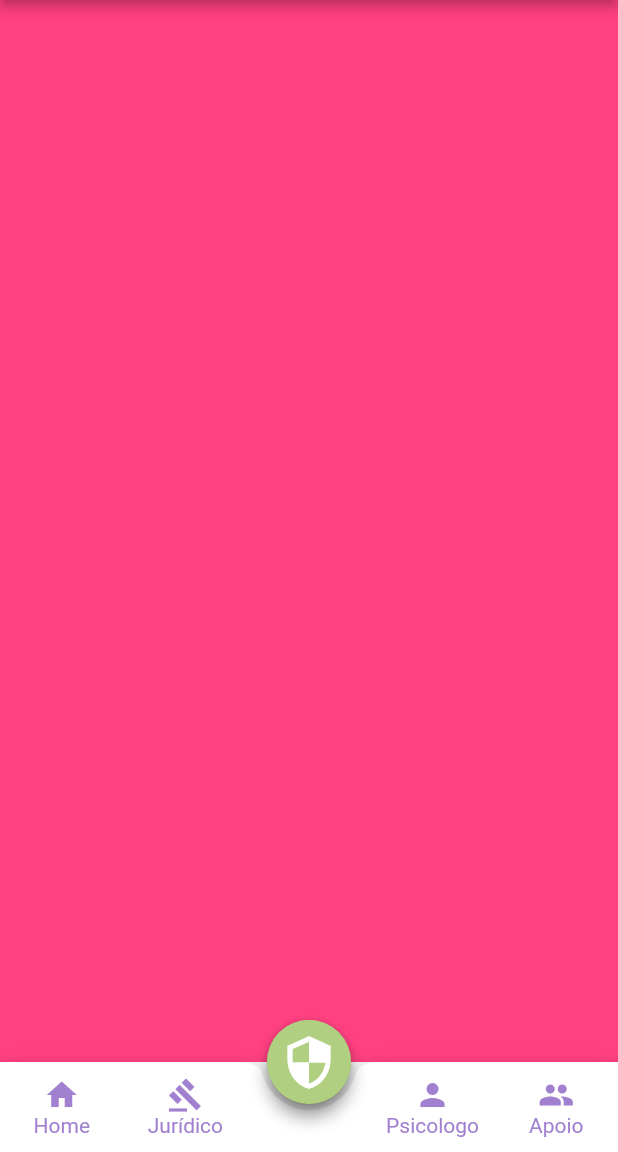
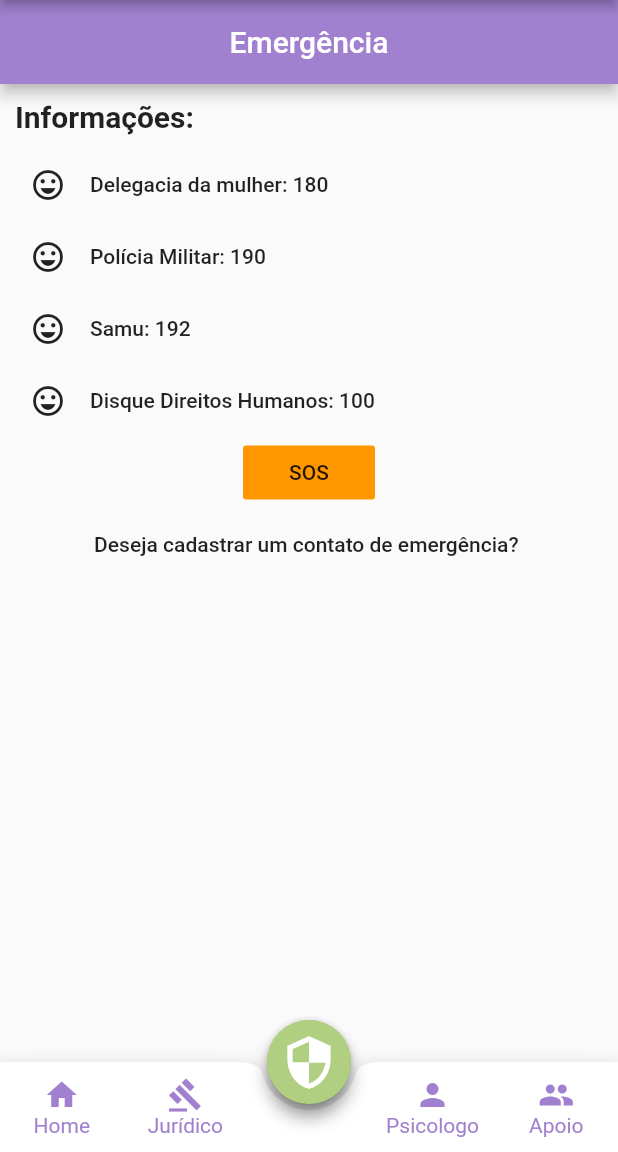
Before and after one commit to JheeKeyth/hackatanga, a Flutter app: the screen it shows after launch, item 4 of the bottom bar chosen, on a phone screen of 412 x 824 dp, the part 84-1236 px from its top. Run offline on Flutter 3.47's test engine with Material 2 defaults, Android fonts, the phone set to English and light mode, and no system bars; our stand-ins replace carousel_slider, cloud_firestore, firebase_auth, firebase_core, google_sign_in; accounts and stored records are empty.

```diff
--- a/lib/screens/home/home.dart
+++ b/lib/screens/home/home.dart
@@ -4,6 +4,7 @@ import 'package:hackatanga_project/screens/home/components/fab_bottom_app_bar.da
 import 'package:hackatanga_project/screens/home/components/anchored_overlay.dart';
 import 'package:hackatanga_project/screens/home/components/drawer.dart';
 import 'package:hackatanga_project/screens/home/components/fab_with_icons.dart';
+import 'package:hackatanga_project/screens/home/pages/emergency_page.dart';
 import 'package:hackatanga_project/screens/home/pages/home_page.dart';
 import 'package:hackatanga_project/screens/home/pages/psychologist_page.dart';
 import 'package:hackatanga_project/theme/constants.dart';
@@ -93,7 +94,7 @@ class _HomePageState extends State<Home> {
     } else if (index == 2) {
       return Psychologist();
     } else if (index == 3) {
-      return Container(color: Colors.pinkAccent);
+      return EmergencyPage();
     }
 
     return null;
--- /dev/null
+++ b/lib/screens/home/pages/emergency_page.dart
@@ -0,0 +1,91 @@
+import 'package:flutter/material.dart';
+import 'package:flutter/rendering.dart';
+
+class EmergencyPage extends StatefulWidget {
+  @override
+  _EmergencyPageState createState() => _EmergencyPageState();
+}
+
+class _EmergencyPageState extends State<EmergencyPage> {
+  @override
+  Widget build(BuildContext context) {
+    return Container(
+      child: Scaffold(
+        appBar: AppBar(
+          title: Text('Emergência'),
+          centerTitle: true,
+        ),
+        body: Column(
+          children: [
+            Container(
+              margin: EdgeInsets.all(10),
+              alignment: Alignment.topLeft,
+              child: Text('Informações: ',
+                  style: TextStyle(fontWeight: FontWeight.bold, fontSize: 20)),
+            ),
+            Row(
+              children: <Widget>[
+                SizedBox(width: 20),
+                const Icon(Icons.sentiment_very_satisfied),
+                FlatButton(
+                  onPressed: () {
+                    /*...*/
+                  },
+                  child: Text("Delegacia da mulher: 180"),
+                ),
+              ],
+            ),
+            Row(
+              children: <Widget>[
+                SizedBox(width: 20),
+                const Icon(Icons.sentiment_very_satisfied),
+                FlatButton(
+                  onPressed: () {
+                    /*...*/
+                  },
+                  child: Text("Polícia Militar: 190"),
+                ),
+              ],
+            ),
+            Row(
+              children: <Widget>[
+                SizedBox(width: 20),
+                const Icon(Icons.sentiment_very_satisfied),
+                FlatButton(
+                  onPressed: () {
+                    /*...*/
+                  },
+                  child: Text("Samu: 192"),
+                ),
+              ],
+            ),
+            Row(
+              children: <Widget>[
+                SizedBox(width: 20),
+                const Icon(Icons.sentiment_very_satisfied),
+                FlatButton(
+                  onPressed: () {
+                    /*...*/
+                  },
+                  child: Text("Disque Direitos Humanos: 100"),
+                ),
+              ],
+            ),
+            FlatButton(
+              onPressed: () => {},
+              color: Colors.orange,
+              padding: EdgeInsets.all(10.0),
+              child: Text("SOS"),
+            ),
+            FlatButton(
+              onPressed: () {
+                /*...*/
+              },
+              child: Text("Deseja cadastrar um contato de emergência? "),
+            ),
+          ],
+        ),
+      ),
+    );
+  }
+}
```
